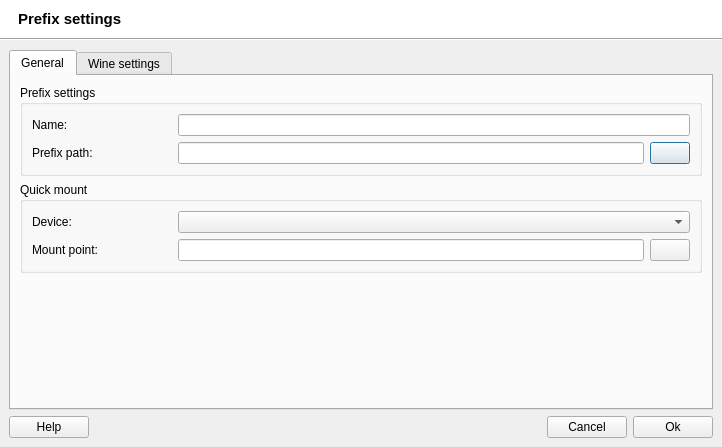
First picture: the form in src/uis/PrefixSettings.ui, repository brezerk/q4wine, before the edit.
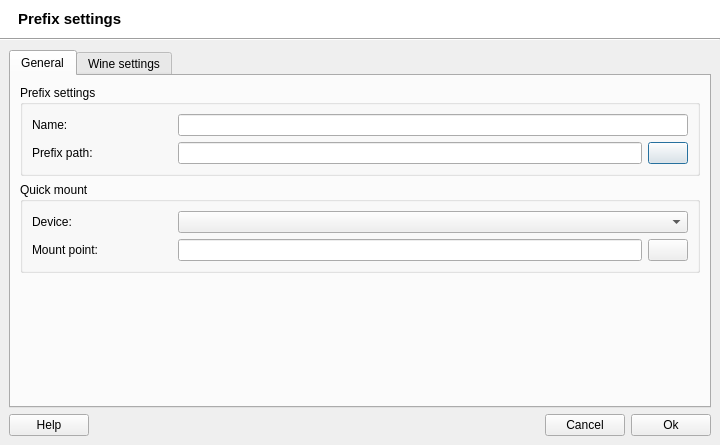
Second picture: the form after the edit. The open tabs and pages were chosen to show the change. Icons and pictures are not drawn.

Commit message: Updated changelog; Fixed iconsettings and run SideURLs; Fixed process STDERR detection; Fixed PrefixSettings.ui start tab;

Patch:
```diff
--- a/src/uis/PrefixSettings.ui
+++ b/src/uis/PrefixSettings.ui
@@ -6,8 +6,8 @@
    <rect>
     <x>0</x>
     <y>0</y>
-    <width>722</width>
-    <height>447</height>
+    <width>720</width>
+    <height>445</height>
    </rect>
   </property>
   <property name="minimumSize">
```
Left out of the diff: 2 changed lines with no effect on the pictures. The commit also changes 5 other files.
